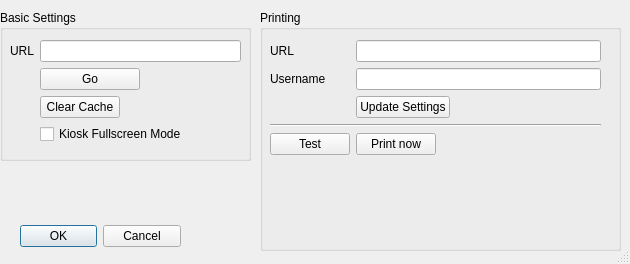
jasonknight/salor-bin, file optionsdialog.ui: the form before one commit.
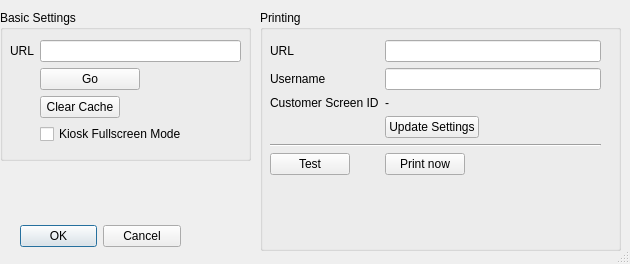
The form after the commit.

Diff of the .ui file:
```diff
--- a/optionsdialog.ui
+++ b/optionsdialog.ui
@@ -161,41 +161,55 @@
      <item row="1" column="1">
       <widget class="QLineEdit" name="printUsernameInput"/>
      </item>
-     <item row="2" column="1">
+     <item row="3" column="1">
       <widget class="QPushButton" name="updateSettingsButton">
        <property name="text">
         <string>Update Settings</string>
        </property>
       </widget>
      </item>
-     <item row="3" column="0" colspan="2">
+     <item row="4" column="0" colspan="2">
       <widget class="Line" name="line">
        <property name="orientation">
         <enum>Qt::Horizontal</enum>
        </property>
       </widget>
      </item>
-     <item row="5" column="1">
+     <item row="6" column="1">
       <layout class="QGridLayout" name="printerGrid" rowminimumheight="0" columnminimumwidth="0">
        <property name="sizeConstraint">
         <enum>QLayout::SetDefaultConstraint</enum>
        </property>
       </layout>
      </item>
-     <item row="4" column="1">
+     <item row="5" column="1">
       <widget class="QPushButton" name="printNowButton">
        <property name="text">
         <string>Print now</string>
        </property>
       </widget>
      </item>
-     <item row="4" column="0">
+     <item row="5" column="0">
       <widget class="QPushButton" name="printTestButton">
        <property name="text">
         <string>Test</string>
        </property>
       </widget>
      </item>
+     <item row="2" column="1">
+      <widget class="QLabel" name="customerScreenIdLabel">
+       <property name="text">
+        <string>-</string>
+       </property>
+      </widget>
+     </item>
+     <item row="2" column="0">
+      <widget class="QLabel" name="label_5">
+       <property name="text">
+        <string>Customer Screen ID</string>
+       </property>
+      </widget>
+     </item>
     </layout>
    </widget>
   </widget>
```
